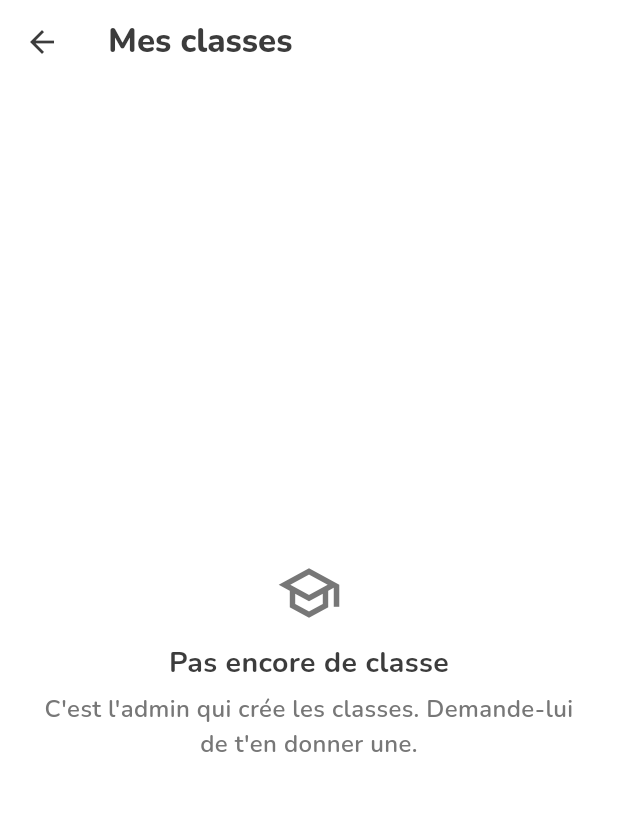
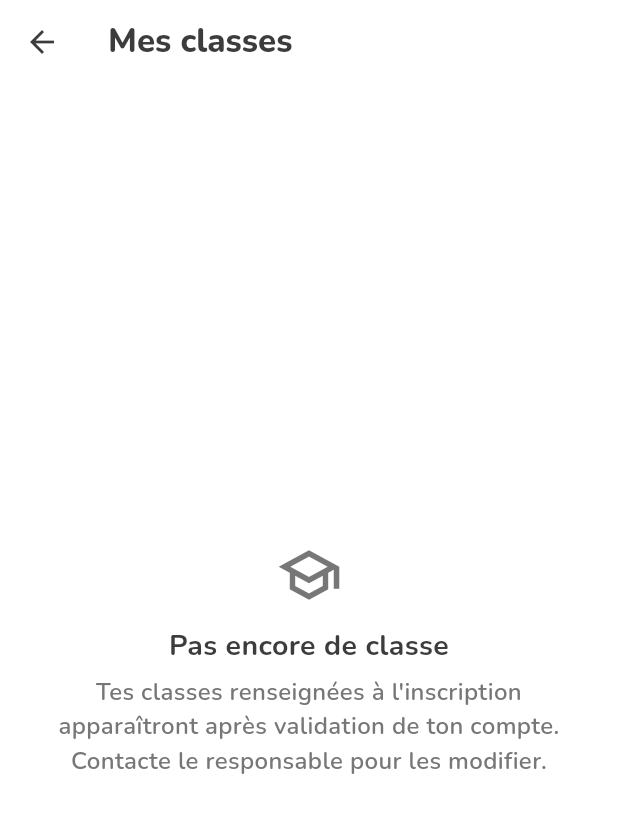
Before and after one commit to msanghare9-bit/jang, a Flutter app: the MyClassesScreen screen opened directly, on a phone screen of 412 x 824 dp. Shown: the top 813 px of the screen. Run offline on Flutter 3.47's test engine with Material 3 defaults, Android fonts, the phone set to English and light mode, and no system bars; our stand-ins replace audioplayers, cloud_firestore, firebase_auth, firebase_core, firebase_messaging, flutter_local_notifications and 7 more; missing offline and left inert: android_alarm_manager_plus; accounts and stored records are empty; network calls fail.

Commit message:
Clarify teacher class approval flow

```diff
--- a/app/lib/screens/classes/my_classes_screen.dart
+++ b/app/lib/screens/classes/my_classes_screen.dart
@@ -59,7 +59,7 @@ class _MyClassesScreenState extends State<MyClassesScreen> {
               child: EmptyState(
                 icon: Icons.school_outlined,
                 title: 'Pas encore de classe',
-                message: 'C\'est l\'admin qui crée les classes. Demande-lui de t\'en donner une.',
+                message: 'Tes classes renseignées à l\'inscription apparaîtront après validation de ton compte. Contacte le responsable pour les modifier.',
               ),
             );
           }
```
